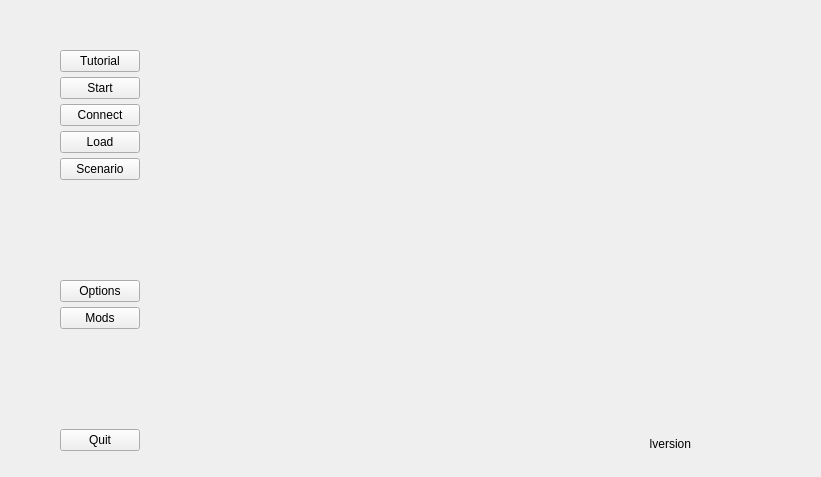
This is client/page_main.ui in longturn/freeciv21 as Qt 5 draws it before an edit. The edited form follows.
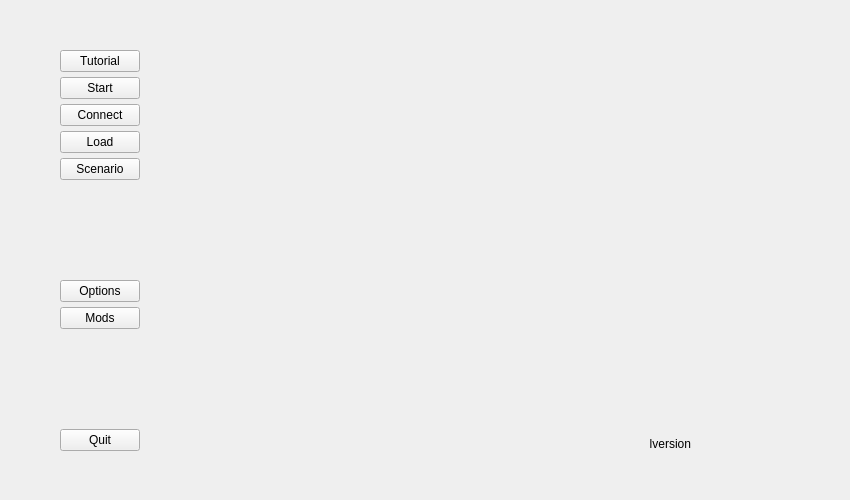
This is the edited form.

Commit message: Standardize buttons on start screen

```diff
--- a/client/page_main.ui
+++ b/client/page_main.ui
@@ -6,14 +6,14 @@
    <rect>
     <x>0</x>
     <y>0</y>
-    <width>821</width>
-    <height>477</height>
+    <width>850</width>
+    <height>500</height>
    </rect>
   </property>
   <property name="minimumSize">
    <size>
-    <width>821</width>
-    <height>397</height>
+    <width>850</width>
+    <height>500</height>
    </size>
   </property>
   <property name="windowTitle">
```
The commit also changes 2 other files.
